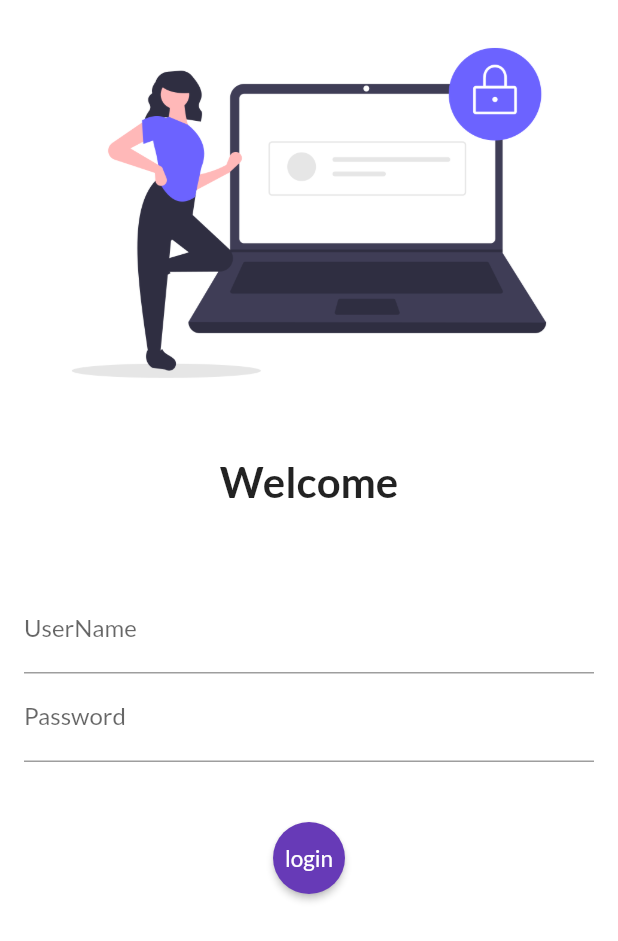
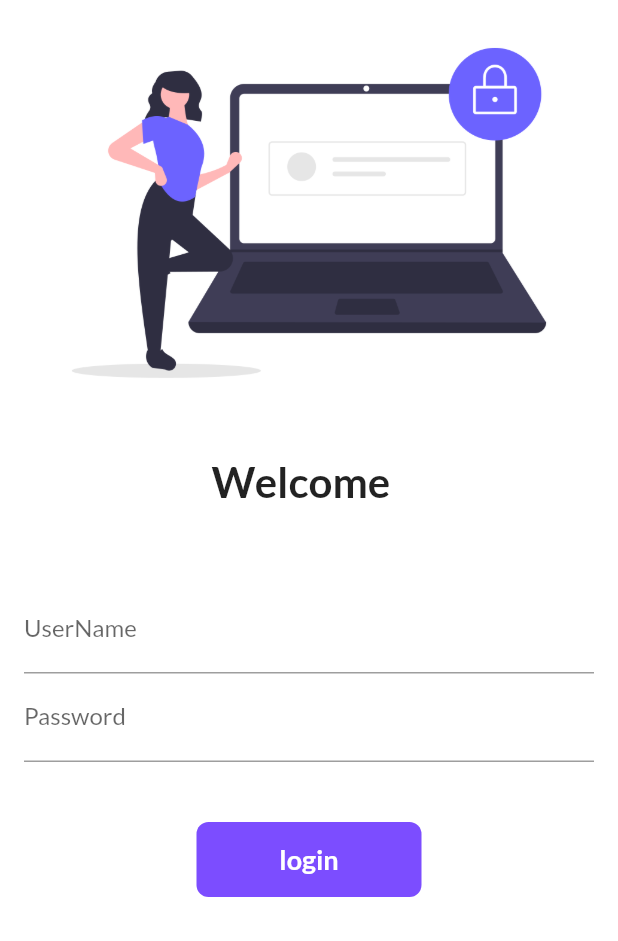
Before and after one commit to nishujain967267/flutter, a Flutter app: the screen it shows after launch, on a phone screen of 412 x 824 dp. Shown: the top 941 px of the screen. Run offline on Flutter 3.47's test engine with Material 2 defaults, Android fonts, the phone set to English and light mode, and no system bars; our stand-ins replace google_fonts.

Commit message:
day 6 completed animation.

```diff
--- a/lib/pages/login_page.dart
+++ b/lib/pages/login_page.dart
@@ -1,7 +1,14 @@
 import 'package:flutter/material.dart';
 import 'package:learn/utils/routes.dart';
 
-class LoginPage extends StatelessWidget {
+class LoginPage extends StatefulWidget {
+  @override
+  _LoginPageState createState() => _LoginPageState();
+}
+
+class _LoginPageState extends State<LoginPage> {
+  String name = "";
+  bool changedButton = false;
   @override
   Widget build(BuildContext context) {
     return Material(
@@ -19,7 +26,7 @@ class LoginPage extends StatelessWidget {
               ),
               Center(
                 child: Text(
-                  "Welcome",
+                  "Welcome  $name",
                   style: TextStyle(
                     fontSize: 28,
                     fontWeight: FontWeight.bold,
@@ -35,9 +42,12 @@ class LoginPage extends StatelessWidget {
                 child: Column(
                   children: [
                     TextFormField(
-                      decoration: InputDecoration(
-                          hintText: "Enter User Name", labelText: "UserName"),
-                    ),
+                        decoration: InputDecoration(
+                            hintText: "Enter User Name", labelText: "UserName"),
+                        onChanged: (value) {
+                          name = value;
+                          setState(() {});
+                        }),
                     TextFormField(
                       obscureText: true,
                       decoration: InputDecoration(
@@ -52,19 +62,52 @@ class LoginPage extends StatelessWidget {
                     //     },
                     //     child: Text("login"))
 
-                    RawMaterialButton(
-                      onPressed: () {
+                    // RawMaterialButton(
+                    //   onPressed: () {
+                    //     Navigator.pushNamed(context, MyRoutes.homeRoute);
+                    //     // routes.dart se use kiya hai homeroute ko jo ki phle app.js me hai
+                    //   },
+                    //   elevation: 2.0,
+                    //   fillColor: Colors.deepPurple,
+                    //   child: Text(
+                    //     "login",
+                    //     style: TextStyle(fontSize: 15, color: Colors.white),
+                    //   ),
+                    //   padding: EdgeInsets.all(15.0),
+                    //   shape: CircleBorder(),
+                    // )
+
+                    InkWell(
+                      onTap: () async {
+                        setState(() {
+                          changedButton = true;
+                        });
+                        await Future.delayed(Duration(seconds: 1));
                         Navigator.pushNamed(context, MyRoutes.homeRoute);
-                        // routes.dart se use kiya hai homeroute ko jo ki phle app.js me hai
                       },
-                      elevation: 2.0,
-                      fillColor: Colors.deepPurple,
-                      child: Text(
-                        "login",
-                        style: TextStyle(fontSize: 15, color: Colors.white),
+                      child: AnimatedContainer(
+                        duration: Duration(seconds: 1),
+                        width: changedButton ? 50 : 150,
+                        height: 50,
+                        alignment: Alignment.center,
+                        child: changedButton
+                            ? Icon(
+                                Icons.done,
+                                color: Colors.white,
+                              )
+                            : Text(
+                                "login",
+                                style: TextStyle(
+                                    color: Colors.white,
+                                    fontWeight: FontWeight.bold,
+                                    fontSize: 18),
+                              ),
+                        decoration: BoxDecoration(
+                          color: Colors.deepPurpleAccent,
+                          borderRadius:
+                              BorderRadius.circular(changedButton ? 50 : 8),
+                        ),
                       ),
-                      padding: EdgeInsets.all(15.0),
-                      shape: CircleBorder(),
                     )
                   ],
                 ),
```
